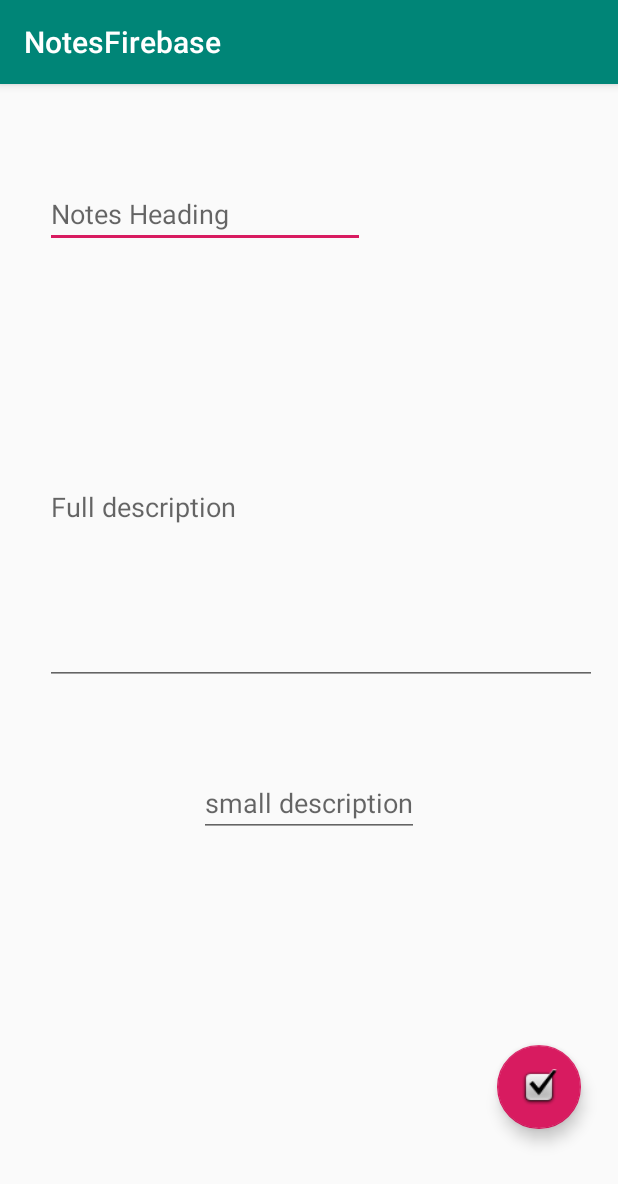
After one commit to shubhamwert/NotesAppKotlin, an Android app: the AddNewNoteActivity screen opened directly, with no data from a screen before it, on a phone screen of 412 x 824 dp. The commit adds this screen. Shown: the top 1184 px of the screen. Run offline under Robolectric (Android 15) with nearby library versions, the phone set to English and light mode, and no system bars; our stand-ins replace Firebase (no records; nobody signed in at launch, a user with empty details on screens opened directly).

Commit message:
basin implementation done

```diff
--- a/app/src/main/AndroidManifest.xml
+++ b/app/src/main/AndroidManifest.xml
@@ -1,6 +1,8 @@
 <?xml version="1.0" encoding="utf-8"?>
 <manifest xmlns:android="http://schemas.android.com/apk/res/android"
     package="com.stechapps.notesfirebase">
+
+    <uses-permission android:name="android.permission.INTERNET" />
 
     <application
         android:allowBackup="true"
@@ -9,6 +11,8 @@
         android:roundIcon="@mipmap/ic_launcher_round"
         android:supportsRtl="true"
         android:theme="@style/AppTheme">
+        <activity android:name=".Activity.NotesDescriptActivity"></activity>
+        <activity android:name=".Activity.AddNewNoteActivity" />
         <activity android:name=".MainActivity">
             <intent-filter>
                 <action android:name="android.intent.action.MAIN" />
--- /dev/null
+++ b/app/src/main/java/com/stechapps/notesfirebase/Activity/AddNewNoteActivity.kt
@@ -0,0 +1,37 @@
+package com.stechapps.notesfirebase.Activity
+
+import androidx.appcompat.app.AppCompatActivity
+import android.os.Bundle
+import android.widget.Toast
+import com.google.firebase.firestore.FirebaseFirestore
+import com.stechapps.notesfirebase.R
+import kotlinx.android.synthetic.main.activity_add_new_note.*
+import kotlin.collections.HashMap
+
+class AddNewNoteActivity : AppCompatActivity() {
+
+    override fun onCreate(savedInstanceState: Bundle?) {
+        super.onCreate(savedInstanceState)
+        setContentView(R.layout.activity_add_new_note)
+        bt_addNote.setOnClickListener {
+            val Head=ed_NoteHeading.text.toString()
+            val Descrip=ed_NotesDescription.text.toString()
+            val Abst=ed_abstractNote.text.toString()
+
+            val db :FirebaseFirestore= FirebaseFirestore.getInstance()
+
+            val user =HashMap<String,Any>()
+            user["Heading"] = Head
+            user["Description"] = Descrip
+            user["abs"] = Abst
+
+            db.collection("Notes").document(Head).set(user).addOnSuccessListener {
+                Toast.makeText(applicationContext,"Added note",Toast.LENGTH_SHORT).show()
+            }.addOnFailureListener{
+                Toast.makeText(applicationContext,"something went wrong",Toast.LENGTH_SHORT).show()
+
+            }
+            finish()
+        }
+    }
+}
--- /dev/null
+++ b/app/src/main/res/layout/activity_add_new_note.xml
@@ -0,0 +1,59 @@
+<?xml version="1.0" encoding="utf-8"?>
+<androidx.constraintlayout.widget.ConstraintLayout xmlns:android="http://schemas.android.com/apk/res/android"
+    xmlns:app="http://schemas.android.com/apk/res-auto"
+    xmlns:tools="http://schemas.android.com/tools"
+    android:layout_width="match_parent"
+    android:layout_height="match_parent"
+    tools:context=".Activity.AddNewNoteActivity">
+
+    <EditText
+        android:id="@+id/ed_NoteHeading"
+        android:layout_width="wrap_content"
+        android:layout_height="wrap_content"
+        android:layout_marginTop="64dp"
+        android:ems="10"
+        android:hint="Notes Heading"
+        android:inputType="textPersonName"
+        app:layout_constraintEnd_toEndOf="parent"
+        app:layout_constraintHorizontal_bias="0.151"
+        app:layout_constraintStart_toStartOf="parent"
+        app:layout_constraintTop_toTopOf="parent" />
+
+    <com.google.android.material.textfield.TextInputEditText
+        android:id="@+id/ed_NotesDescription"
+        android:layout_width="0dp"
+        android:layout_height="wrap_content"
+        android:layout_marginStart="30dp"
+        android:layout_marginTop="16dp"
+        android:layout_marginEnd="14dp"
+        android:layout_marginBottom="330dp"
+        android:hint="Full description"
+        app:layout_constraintBottom_toBottomOf="parent"
+        app:layout_constraintEnd_toEndOf="parent"
+        app:layout_constraintStart_toStartOf="parent"
+        app:layout_constraintTop_toBottomOf="@+id/ed_NoteHeading"
+        android:minLines="10"
+        />
+
+    <MultiAutoCompleteTextView
+        android:id="@+id/ed_abstractNote"
+        android:layout_width="wrap_content"
+        android:layout_height="wrap_content"
+        android:hint="small description"
+        app:layout_constraintBottom_toBottomOf="parent"
+        app:layout_constraintEnd_toEndOf="parent"
+        app:layout_constraintStart_toStartOf="parent"
+        app:layout_constraintTop_toBottomOf="@+id/ed_NotesDescription"
+        app:layout_constraintVertical_bias="0.174" />
+
+    <com.google.android.material.floatingactionbutton.FloatingActionButton
+        android:id="@+id/bt_addNote"
+        android:layout_width="wrap_content"
+        android:layout_height="wrap_content"
+        android:layout_marginStart="52dp"
+        android:layout_marginTop="240dp"
+        android:clickable="true"
+        app:layout_constraintStart_toEndOf="@+id/ed_abstractNote"
+        app:layout_constraintTop_toBottomOf="@+id/ed_NotesDescription"
+        app:srcCompat="@android:drawable/checkbox_on_background" />
+</androidx.constraintlayout.widget.ConstraintLayout>
```
Also changed, not shown: app/src/main/java/com/stechapps/notesfirebase/Activity/NotesDescriptActivity.kt (added, +20 -0 lines), app/src/main/java/com/stechapps/notesfirebase/Adapters/NotesListAdapter.kt (added, +45 -0 lines), app/src/main/java/com/stechapps/notesfirebase/MainActivity.kt (+63 -0 lines), app/src/main/java/com/stechapps/notesfirebase/models/NotesListModel.kt (added, +7 -0 lines), app/src/main/res/layout/activity_main.xml (+15 -0 lines), app/src/main/res/layout/activity_notes_descript.xml (added, +16 -0 lines), app/src/main/res/layout/row_notes_list.xml (added, +47 -0 lines).
